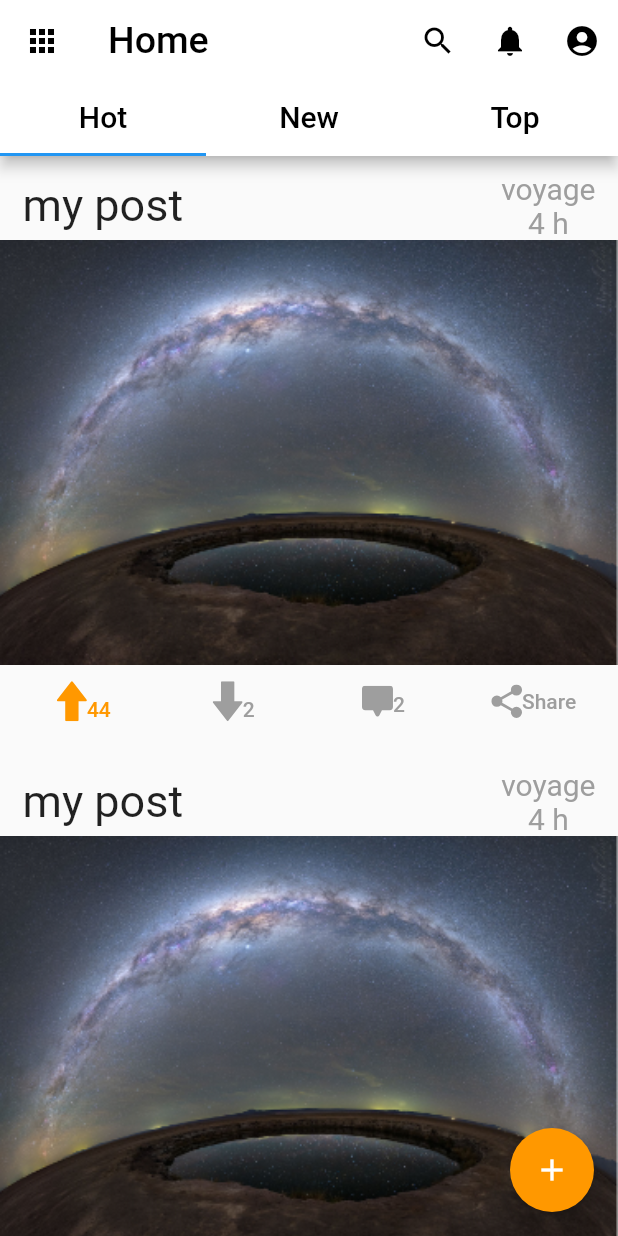
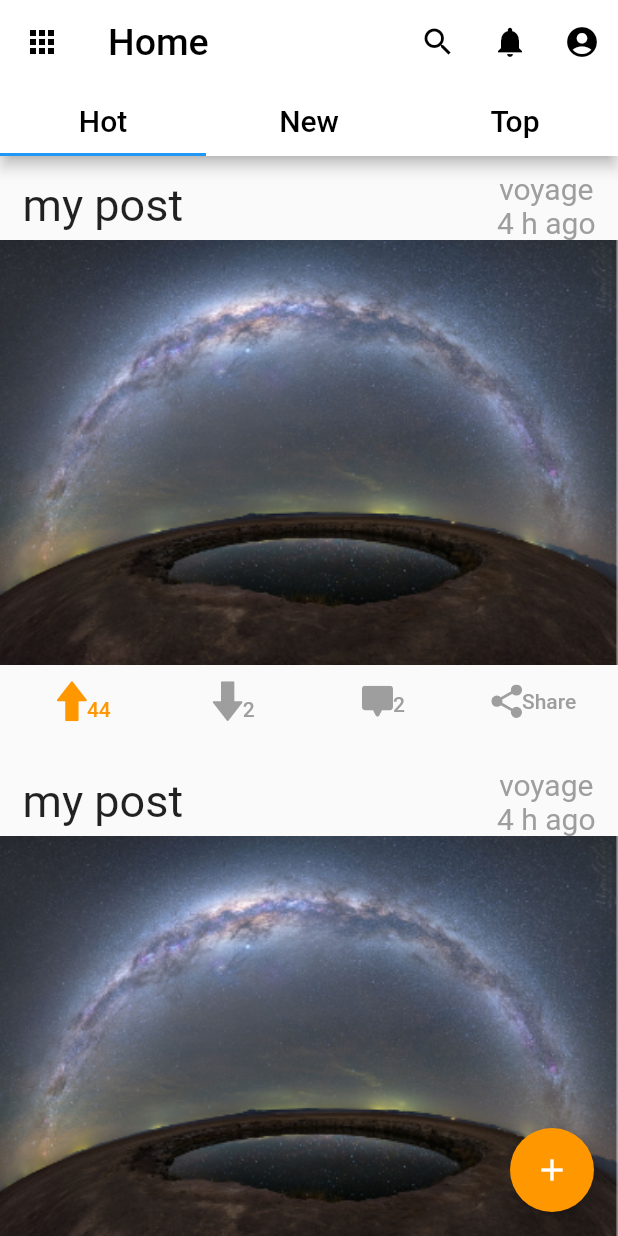
Before and after one commit to TeamInspireMe/InspireMe-Cli, a Flutter app: the Home screen opened directly, after a tap on "43", on a phone screen of 412 x 824 dp. Run offline on Flutter 3.47's test engine with Material 2 defaults, Android fonts, the phone set to English and light mode, and no system bars; our stand-ins replace flutter_svg.

Commit message:
quick fix

```diff
--- a/inspire_me/lib/category.dart
+++ b/inspire_me/lib/category.dart
@@ -1,5 +1,6 @@
 import 'package:flutter/foundation.dart';
 import 'package:flutter/material.dart';
+
 class Category extends StatefulWidget {
   String name;
   Category({this.name});
@@ -11,10 +12,12 @@ class Category extends StatefulWidget {
 class _CategoryState extends State<Category> {
   bool pressed = false;
   Widget build(BuildContext context) {
-    return FlatButton(
-        child: Text(
-          '${widget.name}',
-          style: TextStyle(fontSize: 20,color: Colors.black),
-        ));
+    return Padding(
+      padding: const EdgeInsets.all(10.0),
+      child: Text(
+        '${widget.name}',
+        style: TextStyle(fontSize: 20, color: Colors.black),
+      ),
+    );
   }
 }
--- a/inspire_me/lib/home.dart
+++ b/inspire_me/lib/home.dart
@@ -50,7 +50,7 @@ class _HomeState extends State<Home> {
             ])),
         body: TabBarView(children: [
           ListView(
-            children: <Widget>[Post(), Post()],
+            children: <Widget>[Post(), Post()],//remplacer par list.map((post)=> function(post).toList()), later
           ),
           ListView(
             children: <Widget>[Post(), Post()],
--- a/inspire_me/lib/post.dart
+++ b/inspire_me/lib/post.dart
@@ -17,7 +17,7 @@ class _PostState extends State<Post> {
   bool liked = false;
   bool disliked = false;
 
-  Widget interact(state, action) {
+  void interact(state, action) {
     if (state == false) {
       setState(() {
         if (action == 'likes') {
@@ -57,7 +57,7 @@ class _PostState extends State<Post> {
                   children: <Widget>[
                     Text('$category',
                         style: TextStyle(fontSize: 20.0, color: Colors.grey)),
-                    Text('$hour h',
+                    Text('$hour h ago',
                         style: TextStyle(fontSize: 20.0, color: Colors.grey)),
                   ],
                 ),
```
